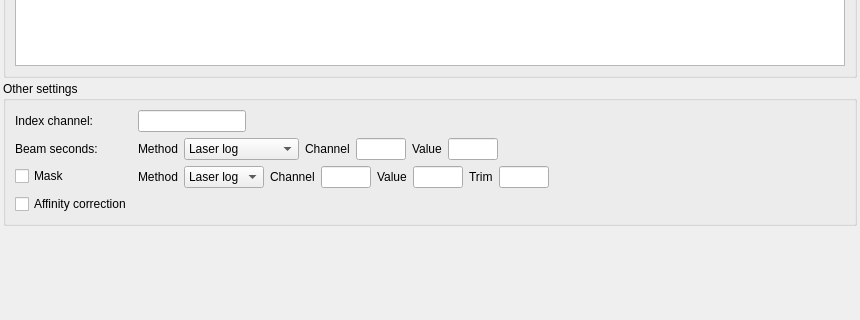
This is drs/3d_trace_elements_pt.ui in iolite-LA-ICP-MS/iolite4-python-examples as Qt 5 draws it before an edit; both pictures show x 0 to 860 and y 448 to 768 of the 860 by 768 pixel window. The edited form follows.
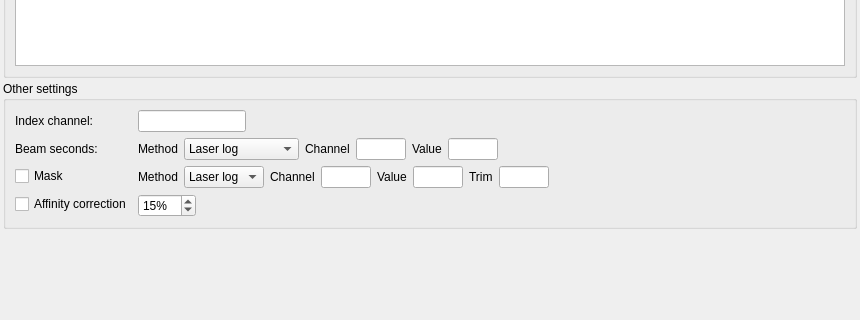
This is the edited form.

Commit message: Updating 3DTE ui files as well

```diff
--- a/drs/3d_trace_elements_pt.ui
+++ b/drs/3d_trace_elements_pt.ui
@@ -534,6 +534,25 @@
         </property>
        </widget>
       </item>
+      <item row="4" column="1">
+       <widget class="QDoubleSpinBox" name="affinitySpinBox">
+        <property name="toolTip">
+         <string>Maximum percent difference to correct</string>
+        </property>
+        <property name="suffix">
+         <string>%</string>
+        </property>
+        <property name="decimals">
+         <number>0</number>
+        </property>
+        <property name="singleStep">
+         <double>5.000000000000000</double>
+        </property>
+        <property name="value">
+         <double>15.000000000000000</double>
+        </property>
+       </widget>
+      </item>
      </layout>
     </widget>
    </item>
```
The commit also changes 1 other file.
